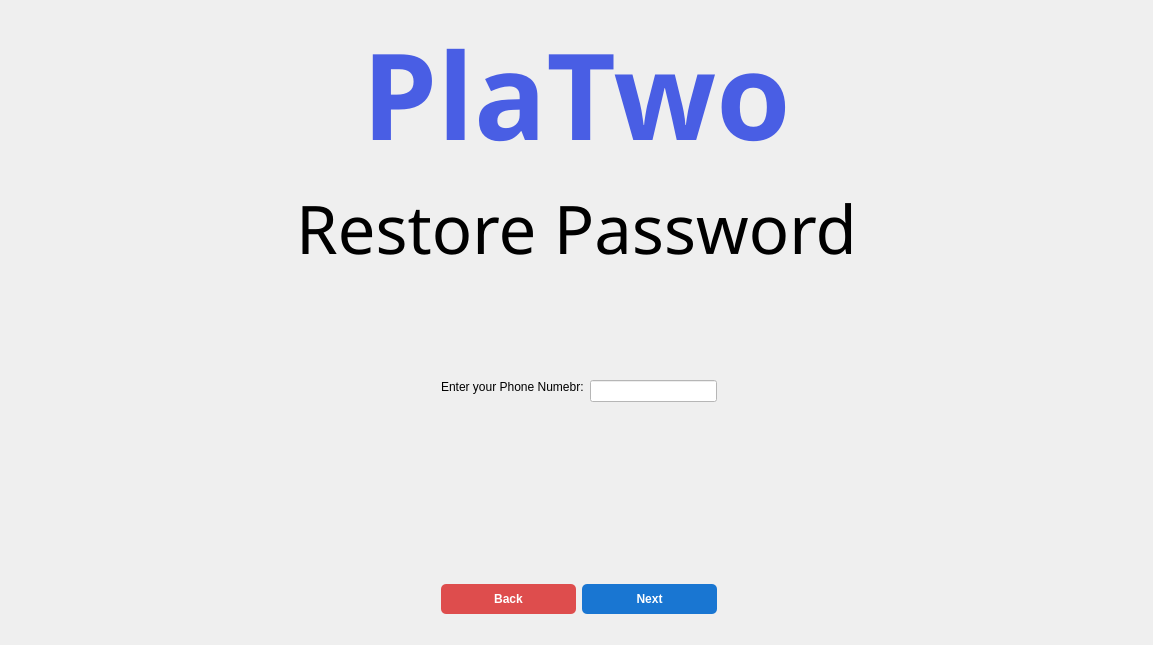
This is UI/Auth/ForgotPassword/forgot_password.ui in PlaTwo-project/PlaTwo as Qt 5 draws it before an edit. The edited form follows.
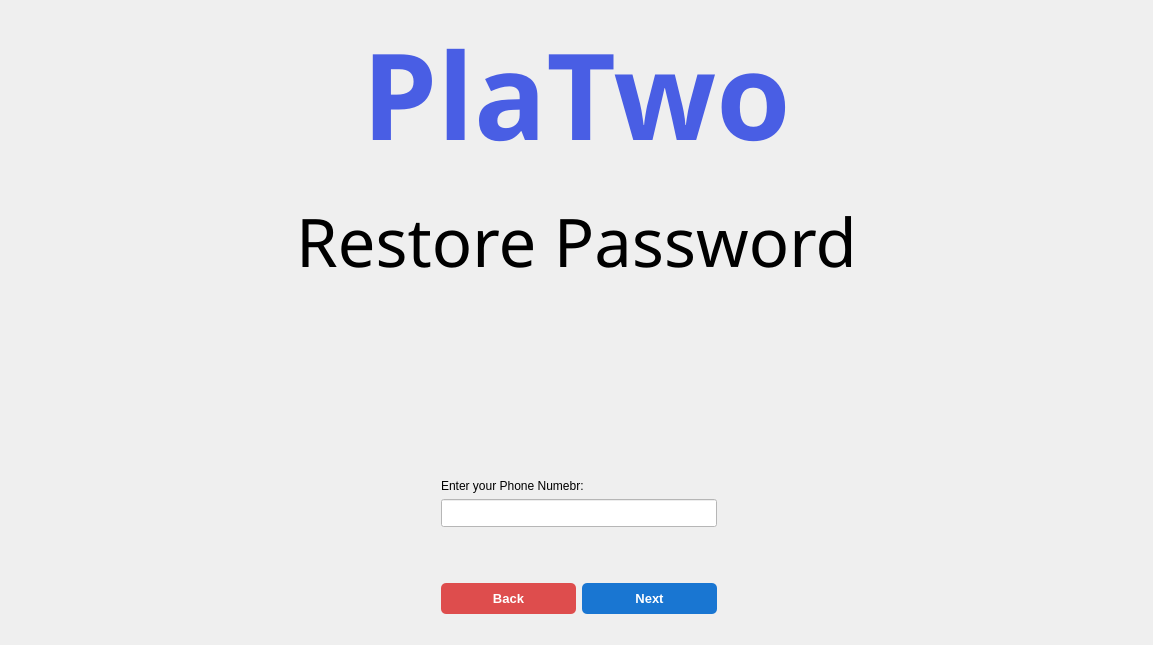
This is the edited form.

```diff
--- a/UI/Auth/ForgotPassword/forgot_password.ui
+++ b/UI/Auth/ForgotPassword/forgot_password.ui
@@ -59,49 +59,25 @@
      <property name="bottomMargin">
       <number>20</number>
      </property>
-     <item row="0" column="1" colspan="2" alignment="Qt::AlignmentFlag::AlignTop">
-      <widget class="QLineEdit" name="lineEdit_phonenumber">
-       <property name="sizePolicy">
-        <sizepolicy hsizetype="Expanding" vsizetype="Fixed">
-         <horstretch>0</horstretch>
-         <verstretch>50</verstretch>
-        </sizepolicy>
-       </property>
-       <property name="minimumSize">
-        <size>
-         <width>0</width>
-         <height>0</height>
-        </size>
-       </property>
-       <property name="maximumSize">
-        <size>
-         <width>200</width>
-         <height>16777215</height>
-        </size>
-       </property>
-       <property name="styleSheet">
-        <string notr="true">QLineEdit {
-    background-color: White;
-    color: black;
-}
-</string>
-       </property>
-      </widget>
-     </item>
-     <item row="0" column="0" alignment="Qt::AlignmentFlag::AlignTop">
-      <widget class="QLabel" name="label_3">
-       <property name="text">
-        <string>Enter your Phone Numebr:</string>
-       </property>
-      </widget>
-     </item>
-     <item row="1" column="0" rowspan="2" colspan="3">
+     <item row="1" column="0">
       <layout class="QHBoxLayout" name="horizontalLayout">
        <property name="topMargin">
         <number>50</number>
        </property>
        <item>
         <widget class="QPushButton" name="pushButton_back">
+         <property name="maximumSize">
+          <size>
+           <width>200</width>
+           <height>16777215</height>
+          </size>
+         </property>
+         <property name="font">
+          <font>
+           <pointsize>10</pointsize>
+           <bold>true</bold>
+          </font>
+         </property>
          <property name="styleSheet">
           <string notr="true">QPushButton {
     background-color: #DE4D4D;
@@ -146,6 +122,12 @@
            <height>16777215</height>
           </size>
          </property>
+         <property name="font">
+          <font>
+           <pointsize>10</pointsize>
+           <bold>true</bold>
+          </font>
+         </property>
          <property name="styleSheet">
           <string notr="true">QPushButton {
     background-color: #1976D2;
@@ -172,6 +154,58 @@
        </item>
       </layout>
      </item>
+     <item row="0" column="0">
+      <layout class="QVBoxLayout" name="verticalLayout">
+       <property name="sizeConstraint">
+        <enum>QLayout::SizeConstraint::SetFixedSize</enum>
+       </property>
+       <property name="leftMargin">
+        <number>0</number>
+       </property>
+       <property name="topMargin">
+        <number>0</number>
+       </property>
+       <property name="bottomMargin">
+        <number>0</number>
+       </property>
+       <item alignment="Qt::AlignmentFlag::AlignBottom">
+        <widget class="QLabel" name="label_3">
+         <property name="text">
+          <string>Enter your Phone Numebr:</string>
+         </property>
+        </widget>
+       </item>
+       <item alignment="Qt::AlignmentFlag::AlignTop">
+        <widget class="QLineEdit" name="lineEdit_phonenumber">
+         <property name="sizePolicy">
+          <sizepolicy hsizetype="Expanding" vsizetype="Fixed">
+           <horstretch>0</horstretch>
+           <verstretch>50</verstretch>
+          </sizepolicy>
+         </property>
+         <property name="minimumSize">
+          <size>
+           <width>110</width>
+           <height>28</height>
+          </size>
+         </property>
+         <property name="maximumSize">
+          <size>
+           <width>350</width>
+           <height>16777215</height>
+          </size>
+         </property>
+         <property name="styleSheet">
+          <string notr="true">QLineEdit {
+    background-color: White;
+    color: black;
+}
+</string>
+         </property>
+        </widget>
+       </item>
+      </layout>
+     </item>
     </layout>
    </item>
    <item row="0" column="0" alignment="Qt::AlignmentFlag::AlignHCenter|Qt::AlignmentFlag::AlignTop">
```
